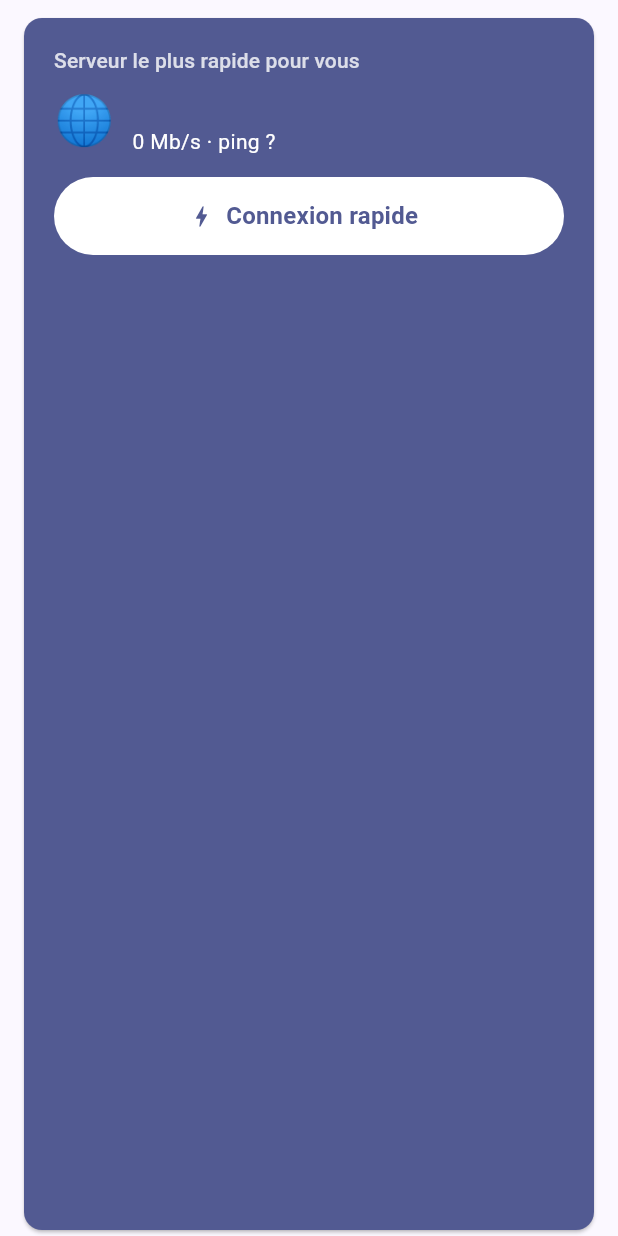
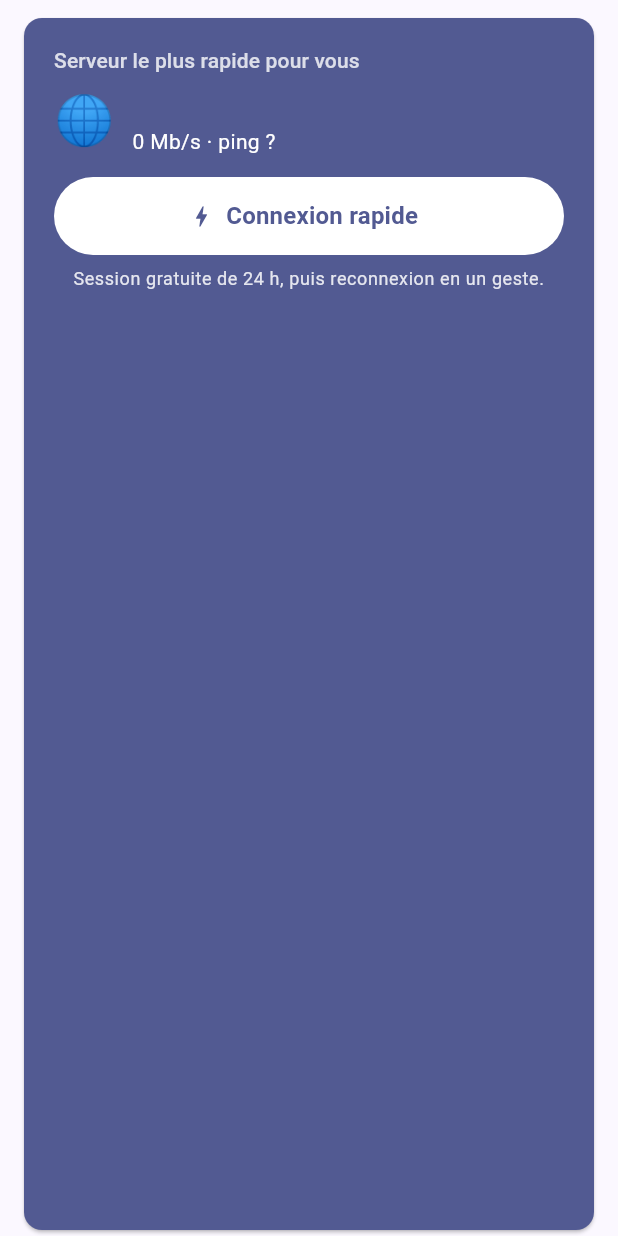
Before and after one commit to relaxvendome-tech/hopora-vpn, a Flutter app: the _QuickConnectCard widget shown alone on an empty page, opened directly with empty values, on a phone screen of 412 x 824 dp. Run offline on Flutter 3.47's test engine with Material 3 defaults, Android fonts, the phone set to English and light mode, and no system bars; our stand-ins replace google_mobile_ads, open_filex; network calls fail.

Commit message:
Session VPN limitee a 24 h (session-timeout), mention dans l'appli
Co-Authored-By: Claude Opus 5.5 <noreply@anthropic.com>
Claude-Session: https://claude.ai/code/session_016yLYLzYnv1buj2zYqueTQa

```diff
--- a/lib/main.dart
+++ b/lib/main.dart
@@ -216,7 +216,11 @@ class VpnServer {
         .toList();
     return [
       'data-ciphers ${ciphers.join(':')}',
-      ...lines,
+      // Duree maximale de connexion : 24 h, puis deconnexion automatique.
+      // (ignore-unknown-option evite une erreur sur un client trop ancien)
+      'ignore-unknown-option session-timeout',
+      'session-timeout $maxSessionSeconds',
+      ...lines.where((l) => !l.trimLeft().startsWith('session-timeout')),
     ].join('\n');
   }
 
@@ -352,6 +356,9 @@ String flagOf(String cc) {
 // ---------------------------------------------------------------------------
 // Ecran principal
 // ---------------------------------------------------------------------------
+
+/// Duree maximale d'une session VPN gratuite (24 h).
+const maxSessionSeconds = 24 * 3600;
 
 enum SortMode { best, score, speed, ping }
 
@@ -1088,6 +1095,10 @@ class _QuickConnectCard extends StatelessWidget {
               icon: const Icon(Icons.bolt),
               label: const Text('Connexion rapide'),
             ),
+            const SizedBox(height: 8),
+            Text('Session gratuite de 24 h, puis reconnexion en un geste.',
+                textAlign: TextAlign.center,
+                style: tt.bodySmall?.copyWith(color: cs.onPrimary.withValues(alpha: 0.85))),
           ],
         ),
       ),
@@ -1183,7 +1194,8 @@ class _ConnectSheet extends StatelessWidget {
             Text(
               '1. « Se connecter » ouvre le serveur dans OpenVPN for Android.\n'
               '2. Validez l\'import (coche en haut à droite).\n'
-              '3. Touchez le profil pour vous connecter, puis revenez dans Hopora : votre IP est vérifiée automatiquement.',
+              '3. Touchez le profil pour vous connecter, puis revenez dans Hopora : votre IP est vérifiée automatiquement.\n'
+              'La session gratuite dure 24 h maximum, puis se reconnecte depuis Hopora.',
               style: tt.bodyMedium,
             ),
             const SizedBox(height: 16),
--- a/pubspec.yaml
+++ b/pubspec.yaml
@@ -1,7 +1,7 @@
 name: hopora_vpn
 description: "Hopora VPN - 50 serveurs VPN gratuits (VPN Gate), 50 IP differentes, ouverts dans OpenVPN for Android."
 publish_to: 'none'
-version: 1.0.2+3
+version: 1.0.3+4
 
 environment:
   sdk: '>=3.4.0 <4.0.0'
```
